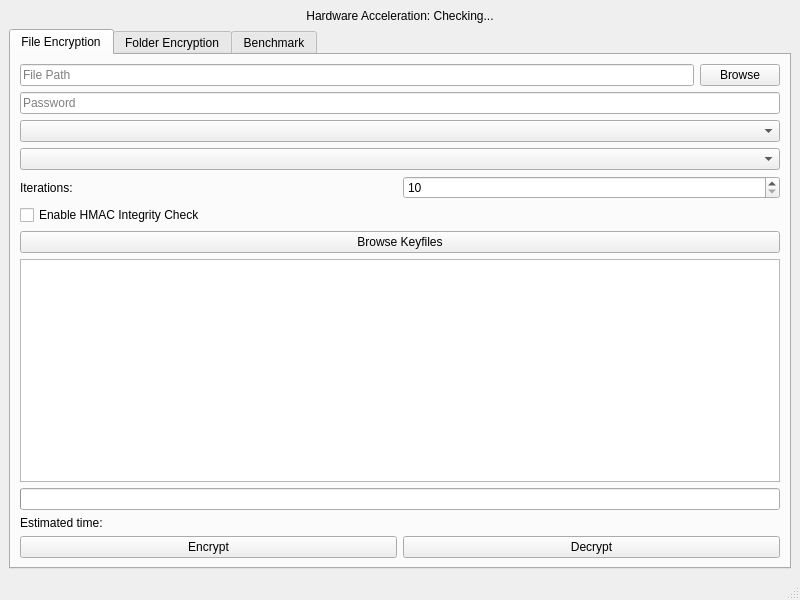
brammittendorff/opencryptui, file ui/mainwindow.ui: the form before one commit.
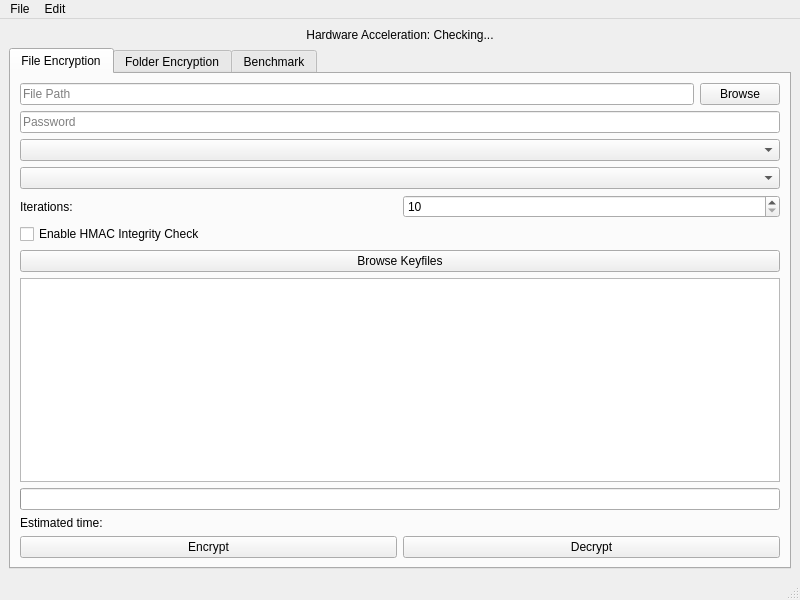
The form after the commit. Custom widgets are drawn as their Qt base class.

```diff
--- a/ui/mainwindow.ui
+++ b/ui/mainwindow.ui
@@ -319,6 +319,22 @@
     </item>
    </layout>
   </widget>
+        <widget class="QMenuBar" name="menuBar">
+            <widget class="QMenu" name="menuFile">
+                <property name="title">
+                    <string>File</string>
+                </property>
+                <addaction name="actionExit"/>
+            </widget>
+            <widget class="QMenu" name="menuEdit">
+                <property name="title">
+                    <string>Edit</string>
+                </property>
+                <addaction name="actionPreferences"/>
+            </widget>
+            <addaction name="menuFile"/>
+            <addaction name="menuEdit"/>
+        </widget>
   <widget class="QStatusBar" name="statusbar"/>
  </widget>
  <customwidgets>
```
Left out of the diff: 10 changed lines with no effect on the pictures. Lines whose indentation alone changed are shown as unchanged.
